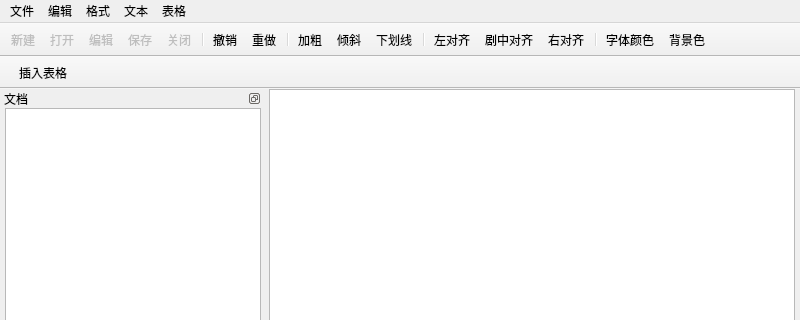
This is mainwindow.ui in yileiren/YDocManager as Qt 5 draws it before an edit; both pictures show x 0 to 800 and y 0 to 320 of the 800 by 600 pixel window. The edited form follows.
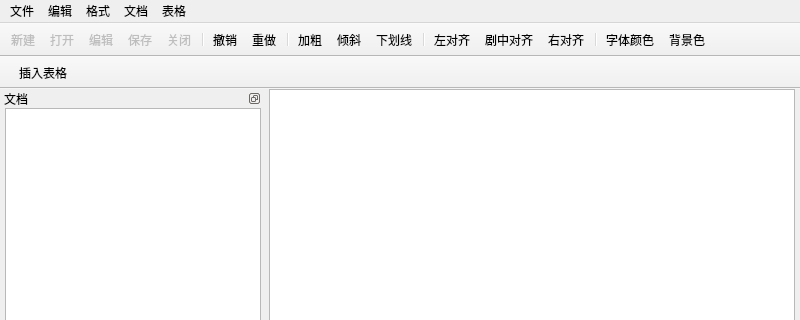
This is the edited form. Icons and pictures are not drawn. Custom widgets are drawn as their Qt base class.

Diff of the .ui file:
```diff
--- a/mainwindow.ui
+++ b/mainwindow.ui
@@ -73,7 +73,7 @@
      <x>0</x>
      <y>0</y>
      <width>800</width>
-     <height>25</height>
+     <height>23</height>
     </rect>
    </property>
    <widget class="QMenu" name="menu">
@@ -109,7 +109,7 @@
    </widget>
    <widget class="QMenu" name="menu_4">
     <property name="title">
-     <string>文本</string>
+     <string>文档</string>
     </property>
     <addaction name="fontColorAction"/>
     <addaction name="backgroundColorAction"/>
```
Left out of the diff: 11 changed lines with no effect on the pictures.
